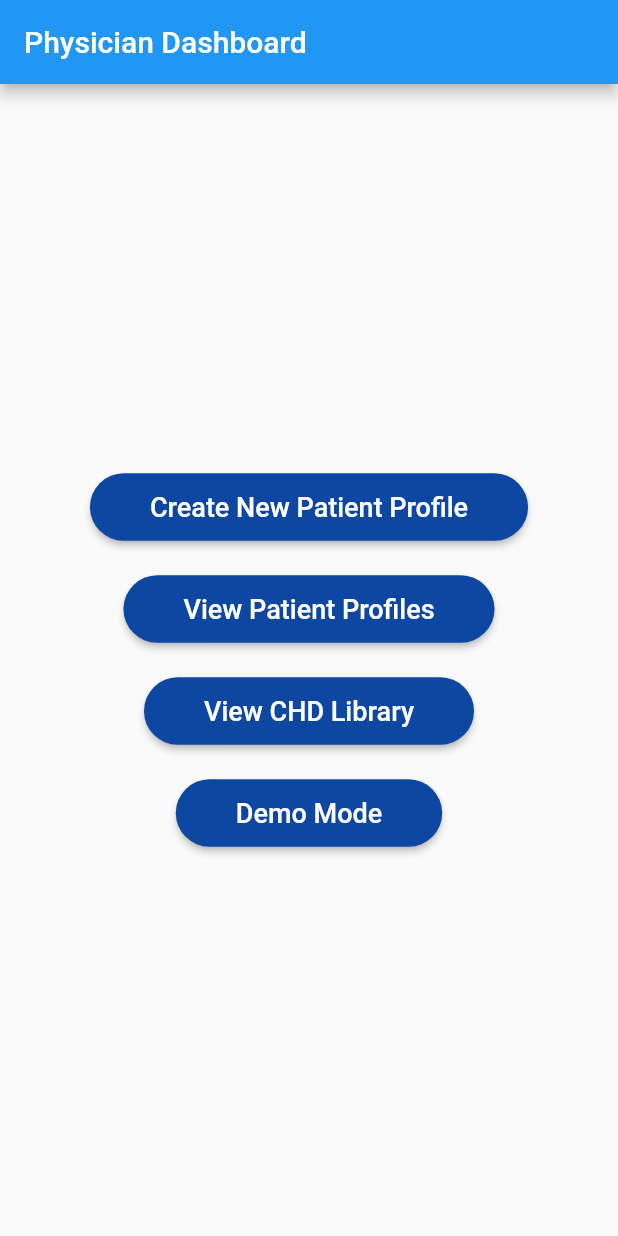
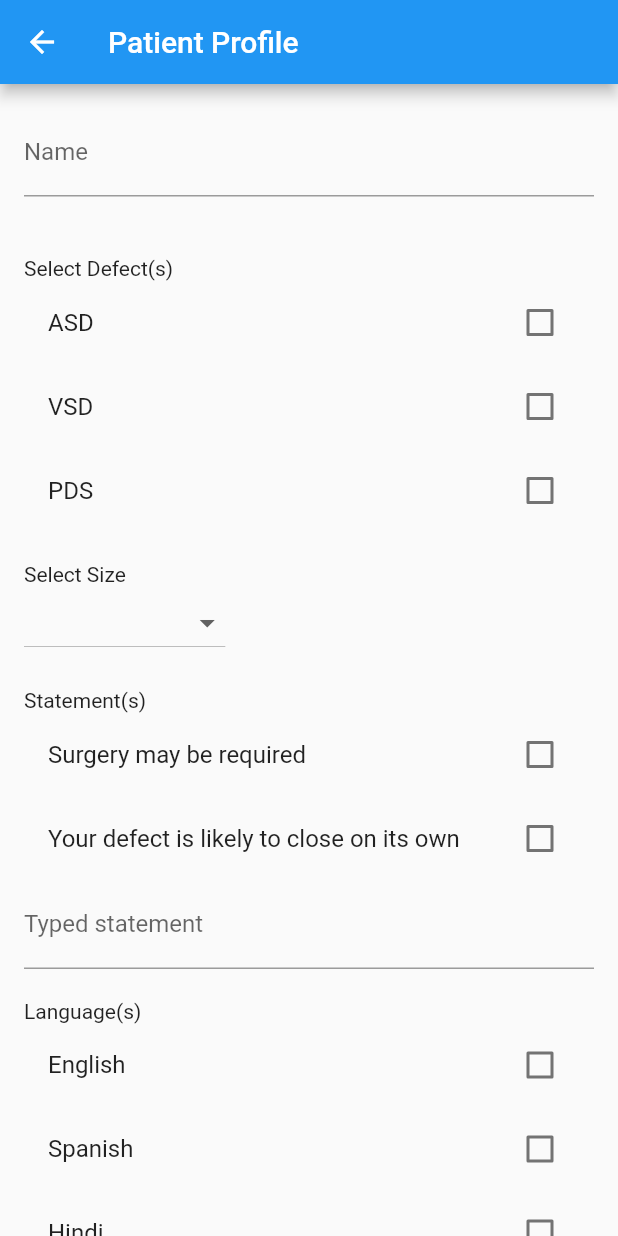
Before and after one commit to RitulSoni/I-Heart-App, a Flutter app: the PhysicianDashboard screen opened directly, after a tap on "Create New Patient Profile", on a phone screen of 412 x 824 dp. Run offline on Flutter 3.47's test engine with Material 2 defaults, Android fonts, the light colour scheme and no system bars; missing offline and left inert: model_viewer_plus.

Commit message:
finsihed the create patient profile screen

```diff
--- /dev/null
+++ b/my_app/lib/PhyscianDash/patient_profile.dart
@@ -0,0 +1,155 @@
+import 'package:flutter/material.dart';
+
+class PatientProfile extends StatefulWidget {
+  const PatientProfile({Key? key}) : super(key: key);
+
+  @override
+  _PatientProfileState createState() => _PatientProfileState();
+}
+
+class _PatientProfileState extends State<PatientProfile> {
+  final GlobalKey<FormState> _formKey = GlobalKey<FormState>();
+
+  String? _name;
+  DateTime? _birthday;
+  Map<String, bool> _defects = {
+    'ASD': false,
+    'VSD': false,
+    'PDS': false,
+  };
+  String? _size;
+  bool _surgeryRequired = false;
+  bool _defectClosesOnItsOwn = false;
+  String? _typedStatement;
+  List<bool> _languages = [false, false, false];
+
+  @override
+  Widget build(BuildContext context) {
+    return Scaffold(
+      appBar: AppBar(title: const Text('Patient Profile')),
+      body: SingleChildScrollView(
+        padding: const EdgeInsets.all(16),
+        child: Form(
+          key: _formKey,
+          child: Column(
+            crossAxisAlignment: CrossAxisAlignment.start,
+            children: [
+              TextFormField(
+                decoration: InputDecoration(labelText: 'Name'),
+                onSaved: (String? value) => _name = value,
+              ),
+              SizedBox(height: 20),
+              // Add your date picker for Birthday here
+              SizedBox(height: 20),
+              Text('Select Defect(s)'),
+              ..._defects.entries.map(
+                (entry) => CheckboxListTile(
+                  title: Text(entry.key),
+                  value: entry.value,
+                  onChanged: (bool? value) {
+                    setState(() {
+                      _defects[entry.key] = value ?? false;
+                    });
+                  },
+                ),
+              ),
+              SizedBox(height: 20),
+              Text('Select Size'),
+              DropdownButton<String>(
+                value: _size,
+                onChanged: (String? newValue) {
+                  setState(() {
+                    _size = newValue;
+                  });
+                },
+                items: ['Small (2mm)', 'Medium (4mm)', 'Large (6mm)']
+                    .map<DropdownMenuItem<String>>(
+                  (String value) {
+                    return DropdownMenuItem<String>(
+                      value: value,
+                      child: Text(value),
+                    );
+                  },
+                ).toList(),
+              ),
+              SizedBox(height: 20),
+              Text('Statement(s)'),
+              CheckboxListTile(
+                title: const Text('Surgery may be required'),
+                value: _surgeryRequired,
+                onChanged: (bool? value) {
+                  setState(() {
+                    _surgeryRequired = value ?? false;
+                  });
+                },
+              ),
+              CheckboxListTile(
+                title: const Text('Your defect is likely to close on its own'),
+                value: _defectClosesOnItsOwn,
+                onChanged: (bool? value) {
+                  setState(() {
+                    _defectClosesOnItsOwn = value ?? false;
+                  });
+                },
+              ),
+              TextFormField(
+                decoration: InputDecoration(labelText: 'Typed statement'),
+                onSaved: (String? value) => _typedStatement = value,
+              ),
+              SizedBox(height: 20),
+              Text('Language(s)'),
+              CheckboxListTile(
+                title: const Text('English'),
+                value: _languages[0],
+                onChanged: (bool? value) {
+                  setState(() {
+                    _languages[0] = value ?? false;
+                  });
+                },
+              ),
+              CheckboxListTile(
+                title: const Text('Spanish'),
+                value: _languages[1],
+                onChanged: (bool? value) {
+                  setState(() {
+                    _languages[1] = value ?? false;
+                  });
+                },
+              ),
+              CheckboxListTile(
+                title: const Text('Hindi'),
+                value: _languages[2],
+                onChanged: (bool? value) {
+                  setState(() {
+                    _languages[2] = value ?? false;
+                  });
+                },
+              ),
+              SizedBox(height: 20),
+              ElevatedButton(
+                onPressed: () {
+                  // Save form and submit data
+                  if (_formKey.currentState!.validate()) {
+                    _formKey.currentState!.save();
+                    print('Form submitted');
+                    // Process the form data here
+                    _submitProfileToFirebase();
+                  }
+                },
+                child: const Text('Submit'),
+              ),
+                          ],
+                        ),
+                      ),
+                    ),
+                  );
+                }
+              }
+
+
+// Function to submit the patient profile to Firebase
+void _submitProfileToFirebase() {
+  // TODO: Implement your Firebase logic here to save the patient profile
+  // You can use the data stored in _name, _birthday, _defects, _size, _surgeryRequired, _defectClosesOnItsOwn, _typedStatement, and _languages
+  // You can access Firebase using the Firebase SDKs or REST API
+}
--- a/my_app/lib/PhyscianDash/physician_dashboard.dart
+++ b/my_app/lib/PhyscianDash/physician_dashboard.dart
@@ -1,12 +1,14 @@
 import 'package:flutter/material.dart';
 import '../main.dart'; // Import MainPage from main.dart
 import 'chd_lib.dart'; // Import CHDLib
+import 'patient_profile.dart'; // Import PaitentProfile
 
 class PhysicianDashboard extends StatelessWidget {
   const PhysicianDashboard({Key? key}) : super(key: key);
 
   // Helper method to create custom buttons
-  Widget _customButton(BuildContext context, String text, VoidCallback onPressed) {
+  Widget _customButton(
+      BuildContext context, String text, VoidCallback onPressed) {
     return ElevatedButton(
       onPressed: onPressed,
       style: ElevatedButton.styleFrom(
@@ -31,12 +33,16 @@ class PhysicianDashboard extends StatelessWidget {
           children: [
             _customButton(context, 'Create New Patient Profile', () {
               // TODO: Implement create new patient profile functionality
+              Navigator.push(
+                context,
+                MaterialPageRoute(builder: (context) => const PatientProfile()),
+              );
             }),
             const SizedBox(height: 20),
             _customButton(context, 'View Patient Profiles', () {
               // TODO: Implement view patient profiles functionality
             }),
-             const SizedBox(height: 20),
+            const SizedBox(height: 20),
             _customButton(context, 'View CHD Library', () {
               // Navigate to CHDLib when pressing the "View CHD Library" button
               Navigator.push(
@@ -49,7 +55,8 @@ class PhysicianDashboard extends StatelessWidget {
               // Navigate to MainPage (Model Viewer) when pressing the Demo Mode button
               Navigator.push(
                 context,
-                MaterialPageRoute(builder: (context) => MainPage(title: 'Model Viewer Demo')),
+                MaterialPageRoute(
+                    builder: (context) => MainPage(title: 'Model Viewer Demo')),
               );
             }),
           ],
```
